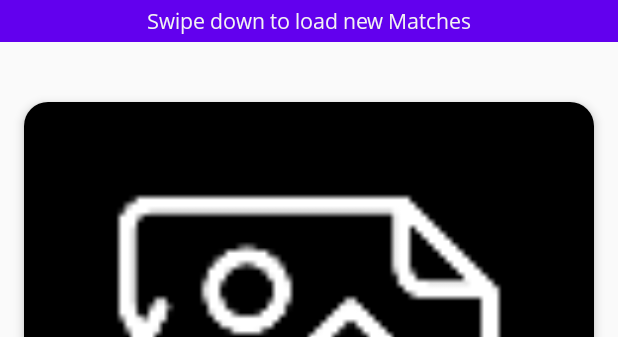
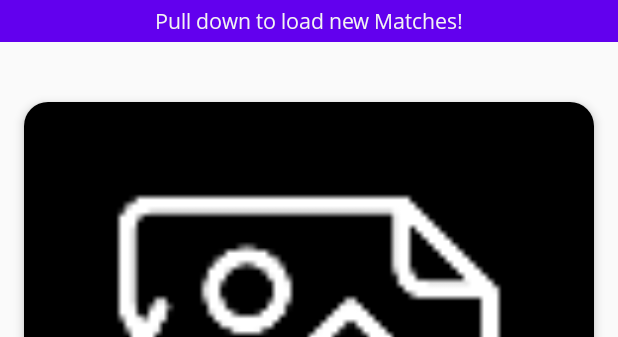
Before and after one commit to fazal88/MatriMonk, an Android app: the layout fragment_list.xml on its own in the app's theme, with its tools: preview values and no code run, on a phone screen of 412 x 824 dp, the part 84-421 px from its top. Run offline under Robolectric (Android 15) with nearby library versions, the phone set to English and light mode, and no system bars.

Commit message:
change swipe string to pull

```diff
--- a/app/src/main/res/values/strings.xml
+++ b/app/src/main/res/values/strings.xml
@@ -4,7 +4,7 @@
     <string name="hello_blank_fragment">Hello blank fragment</string>
     <string name="str_address">Mumbai, Maharashtra</string>
     <string name="str_clear_all">Clear All</string>
-    <string name="str_load_new">Swipe down to load new Matches</string>
+    <string name="str_load_new">Pull down to load new Matches!</string>
     <string name="cd_profile_pic">Profile Picture</string>
     <string name="str_accept">Accept</string>
     <string name="str_decline">Decline</string>
```
